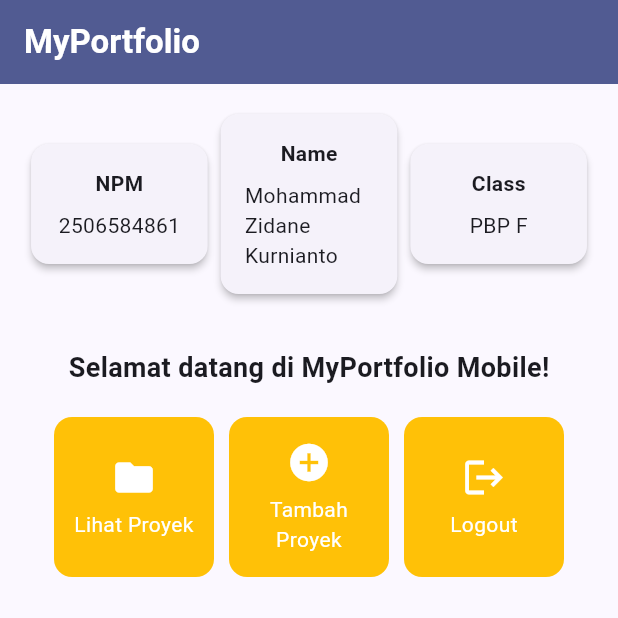
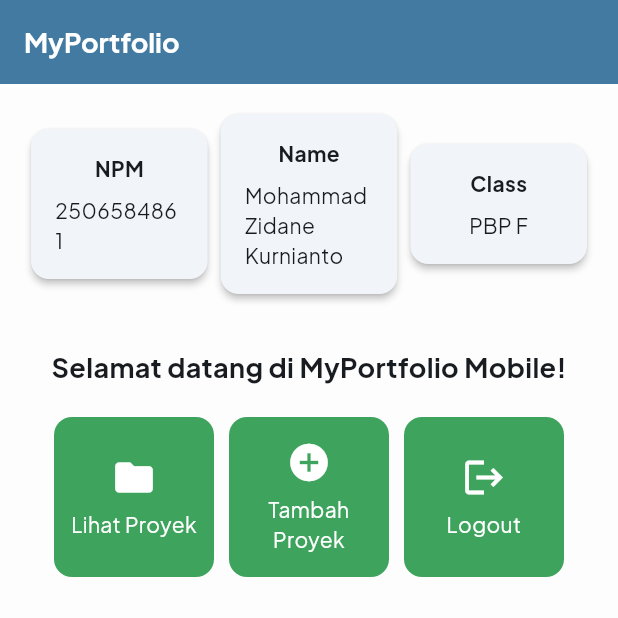
Before and after one commit to Zikabyte/pbp-mobile, a Flutter app: the screen it shows after launch, on a phone screen of 412 x 824 dp, the top half of it. Run offline on Flutter 3.47's test engine with Material 3 defaults, Android fonts, the phone set to English and light mode, and no system bars.

Commit message:
feat: add app theme and wire it to the main app

```diff
--- /dev/null
+++ b/lib/core/themes/app_theme.dart
@@ -0,0 +1,30 @@
+import 'package:flutter/material.dart';
+import 'package:portfolio_mobile/core/themes/base_colors.dart';
+import 'package:portfolio_mobile/core/themes/font_theme.dart';
+
+abstract final class AppTheme {
+  static ThemeData get light {
+    return ThemeData(
+      useMaterial3: true,
+      brightness: Brightness.light,
+      scaffoldBackgroundColor: BaseColors.background,
+      colorScheme: ColorScheme.fromSeed(
+        seedColor: BaseColors.primary,
+        brightness: Brightness.light,
+        primary: BaseColors.primary,
+        secondary: BaseColors.secondary,
+        error: BaseColors.error,
+        surface: BaseColors.surface,
+      ),
+      textTheme: FontTheme.textTheme,
+      appBarTheme: AppBarTheme(
+        backgroundColor: BaseColors.surface,
+        foregroundColor: BaseColors.textPrimary,
+        elevation: 0,
+        titleTextStyle: FontTheme.titleLarge.copyWith(
+          color: BaseColors.textPrimary,
+        ),
+      ),
+    );
+  }
+}
--- a/lib/main.dart
+++ b/lib/main.dart
@@ -1,4 +1,5 @@
 import 'package:flutter/material.dart';
+import 'package:portfolio_mobile/core/themes/app_theme.dart';
 import 'package:portfolio_mobile/features/home/pages/home_page.dart';
 
 void main() {
@@ -12,13 +13,7 @@ class MyApp extends StatelessWidget {
   Widget build(BuildContext context) {
     return MaterialApp(
       title: 'Flutter Demo',
-      theme: ThemeData(
-        colorScheme: .fromSeed(
-          seedColor: Colors.indigo,
-          secondary: Colors.amber,
-        ),
-        useMaterial3: true,
-      ),
+      theme: AppTheme.light,
       home: MyHomePage(),
       debugShowCheckedModeBanner: false,
     );
```
